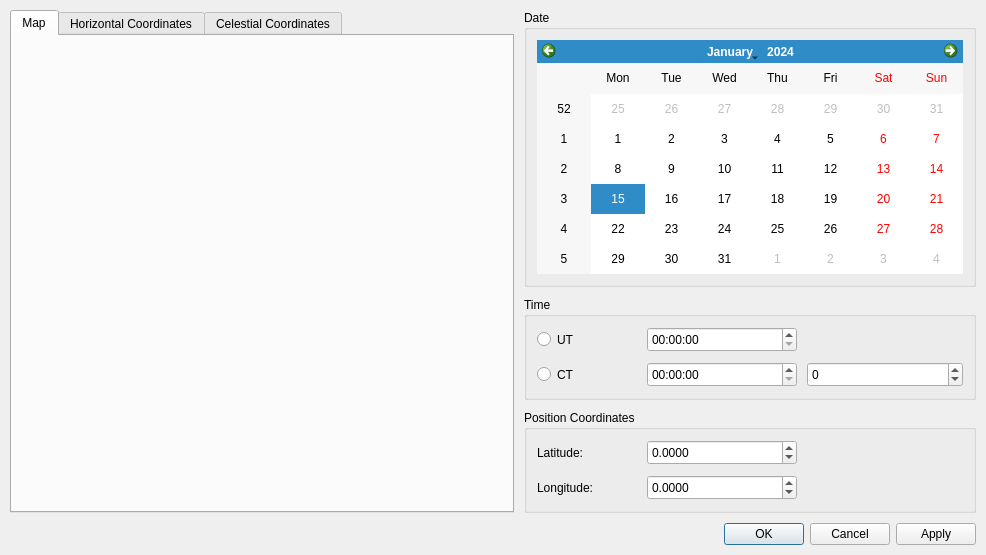
First picture: the form in source/application/calculator/SunCalculatorDialog.ui, repository CST-Modelling-Tools/TonatiuhPP, before the edit.
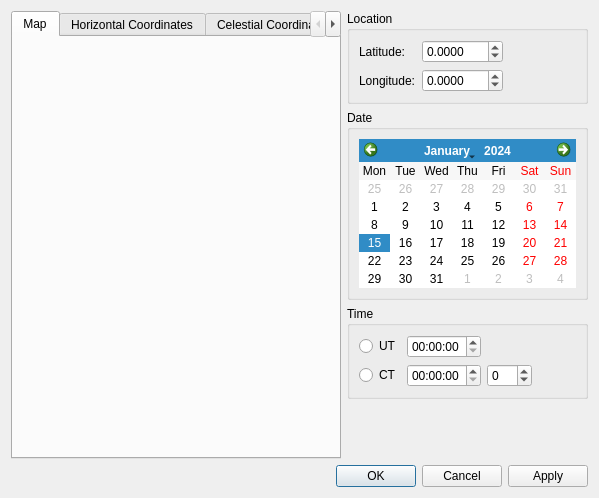
Second picture: the form after the edit. Custom widgets are drawn as their Qt base class.

Commit message: Sun Position Dialog remastered

What changed in the file:
```diff
--- a/source/application/calculator/SunCalculatorDialog.ui
+++ b/source/application/calculator/SunCalculatorDialog.ui
@@ -1,329 +1,56 @@
 <?xml version="1.0" encoding="UTF-8"?>
 <ui version="4.0">
- <class>SunPositionCalculatorDialog</class>
- <widget class="QDialog" name="SunPositionCalculatorDialog">
+ <class>SunCalculatorDialog</class>
+ <widget class="QDialog" name="SunCalculatorDialog">
   <property name="geometry">
    <rect>
     <x>0</x>
     <y>0</y>
-    <width>986</width>
-    <height>555</height>
+    <width>599</width>
+    <height>498</height>
    </rect>
   </property>
   <property name="windowTitle">
    <string>Sun Position Calculator</string>
   </property>
-  <layout class="QVBoxLayout" name="mainLayout">
-   <property name="spacing">
-    <number>10</number>
-   </property>
-   <property name="leftMargin">
-    <number>10</number>
-   </property>
-   <property name="topMargin">
-    <number>10</number>
-   </property>
-   <property name="rightMargin">
-    <number>10</number>
-   </property>
-   <property name="bottomMargin">
-    <number>10</number>
-   </property>
+  <layout class="QVBoxLayout" name="verticalLayout_2">
    <item>
-    <widget class="QWidget" name="mainWidget" native="true">
-     <layout class="QHBoxLayout" name="mainWidgetLayout">
-      <property name="spacing">
-       <number>10</number>
-      </property>
-      <property name="leftMargin">
-       <number>0</number>
-      </property>
-      <property name="topMargin">
-       <number>0</number>
-      </property>
-      <property name="rightMargin">
-       <number>0</number>
-      </property>
-      <property name="bottomMargin">
-       <number>0</number>
-      </property>
+    <layout class="QHBoxLayout" name="horizontalLayout" stretch="1,0">
       <item>
        <widget class="QTabWidget" name="viewMap">
         <property name="currentIndex">
          <number>0</number>
         </property>
-        <widget class="QWidget" name="mapTab">
-         <attribute name="title">
-          <string>Map</string>
-         </attribute>
-         <layout class="QVBoxLayout" name="mapTabLayout">
-          <property name="spacing">
-           <number>10</number>
-          </property>
-          <property name="leftMargin">
-           <number>0</number>
-          </property>
-          <property name="topMargin">
-           <number>0</number>
-          </property>
-          <property name="rightMargin">
-           <number>0</number>
-          </property>
-          <property name="bottomMargin">
-           <number>0</number>
-          </property>
-          <item>
-           <widget class="WorldMap" name="worldMap" native="true">
-            <property name="sizePolicy">
-             <sizepolicy hsizetype="Fixed" vsizetype="Preferred">
-              <horstretch>0</horstretch>
-              <verstretch>0</verstretch>
-             </sizepolicy>
-            </property>
-            <property name="minimumSize">
-             <size>
-              <width>500</width>
-              <height>0</height>
-             </size>
-            </property>
+       <widget class="WorldMap" name="worldMap">
             <property name="mouseTracking">
              <bool>true</bool>
             </property>
-           </widget>
-          </item>
-         </layout>
-        </widget>
-        <widget class="QWidget" name="horizontalTab">
+        <attribute name="title">
+         <string>Map</string>
+        </attribute>
+       </widget>
+       <widget class="HorizontalWidget" name="horizontalWidget">
          <attribute name="title">
           <string>Horizontal Coordinates</string>
          </attribute>
-         <layout class="QVBoxLayout" name="verticalLayout">
-          <property name="spacing">
-           <number>10</number>
-          </property>
-          <property name="leftMargin">
-           <number>0</number>
-          </property>
-          <property name="topMargin">
-           <number>0</number>
-          </property>
-          <property name="rightMargin">
-           <number>0</number>
-          </property>
-          <property name="bottomMargin">
-           <number>0</number>
-          </property>
-          <item>
-           <widget class="HorizontalWidget" name="horizontalWidget" native="true"/>
-          </item>
-         </layout>
-        </widget>
-        <widget class="QWidget" name="celestialTab">
+       </widget>
+       <widget class="CelestialWidget" name="celestialWidget">
          <attribute name="title">
           <string>Celestial Coordinates</string>
          </attribute>
-         <layout class="QVBoxLayout" name="celestialTab_2">
-          <property name="spacing">
-           <number>10</number>
-          </property>
-          <property name="leftMargin">
-           <number>0</number>
-          </property>
-          <property name="topMargin">
-           <number>0</number>
-          </property>
-          <property name="rightMargin">
-           <number>0</number>
-          </property>
-          <property name="bottomMargin">
-           <number>0</number>
-          </property>
-          <item>
-           <widget class="CelestialWidget" name="celestialWidget" native="true"/>
-          </item>
-         </layout>
         </widget>
        </widget>
       </item>
       <item>
-       <widget class="QWidget" name="parametersWidget" native="true">
-        <layout class="QVBoxLayout" name="parametersLayout">
-         <property name="spacing">
-          <number>10</number>
-         </property>
-         <property name="leftMargin">
-          <number>0</number>
-         </property>
-         <property name="topMargin">
-          <number>0</number>
-         </property>
-         <property name="rightMargin">
-          <number>0</number>
-         </property>
-         <property name="bottomMargin">
-          <number>0</number>
-         </property>
-         <item>
-          <widget class="QGroupBox" name="dateGroup">
-           <property name="title">
-            <string>Date</string>
-           </property>
-           <layout class="QVBoxLayout" name="dateGroupLayout">
-            <property name="spacing">
-             <number>10</number>
-            </property>
-            <property name="leftMargin">
-             <number>10</number>
-            </property>
-            <property name="topMargin">
-             <number>10</number>
-            </property>
-            <property name="rightMargin">
-             <number>10</number>
-            </property>
-            <property name="bottomMargin">
-             <number>10</number>
-            </property>
-            <item>
-             <widget class="QCalendarWidget" name="calendarWidget"/>
-            </item>
-           </layout>
-          </widget>
-         </item>
-         <item>
-          <widget class="QGroupBox" name="timeGroup">
-           <property name="title">
-            <string>Time</string>
-           </property>
-           <layout class="QGridLayout" name="timeGroupLayout">
-            <property name="leftMargin">
-             <number>10</number>
-            </property>
-            <property name="topMargin">
-             <number>10</number>
-            </property>
-            <property name="rightMargin">
-             <number>10</number>
-            </property>
-            <property name="bottomMargin">
-             <number>10</number>
-            </property>
-            <property name="spacing">
-             <number>10</number>
-            </property>
-            <item row="0" column="0">
-             <widget class="QRadioButton" name="utRadio">
-              <property name="minimumSize">
-               <size>
-                <width>100</width>
-                <height>25</height>
-               </size>
-              </property>
-              <property name="text">
-               <string>UT</string>
-              </property>
-             </widget>
-            </item>
-            <item row="1" column="0">
-             <widget class="QRadioButton" name="ctRadio">
-              <property name="minimumSize">
-               <size>
-                <width>100</width>
-                <height>25</height>
-               </size>
-              </property>
-              <property name="text">
-               <string>CT</string>
-              </property>
-             </widget>
-            </item>
-            <item row="0" column="1">
-             <widget class="QTimeEdit" name="utTime">
-              <property name="minimumSize">
-               <size>
-                <width>150</width>
-                <height>25</height>
-               </size>
-              </property>
-             </widget>
-            </item>
-            <item row="1" column="1">
-             <widget class="QTimeEdit" name="ctTime">
-              <property name="minimumSize">
-               <size>
-                <width>150</width>
-                <height>25</height>
-               </size>
-              </property>
-             </widget>
-            </item>
-            <item row="1" column="2">
-             <widget class="QSpinBox" name="zoneSpin">
-              <property name="sizePolicy">
-               <sizepolicy hsizetype="MinimumExpanding" vsizetype="Fixed">
-                <horstretch>0</horstretch>
-                <verstretch>0</verstretch>
-               </sizepolicy>
-              </property>
-              <property name="minimumSize">
-               <size>
-                <width>100</width>
-                <height>25</height>
-               </size>
-              </property>
-              <property name="minimum">
-               <number>-12</number>
-              </property>
-              <property name="maximum">
-               <number>12</number>
-              </property>
-             </widget>
-            </item>
-           </layout>
-          </widget>
-         </item>
+      <layout class="QVBoxLayout" name="verticalLayout_3">
          <item>
           <widget class="QGroupBox" name="positionGroup">
            <property name="title">
-            <string>Position Coordinates</string>
+          <string>Location</string>
            </property>
            <layout class="QGridLayout" name="positionLayout">
-            <property name="leftMargin">
-             <number>10</number>
-            </property>
-            <property name="topMargin">
-             <number>10</number>
-            </property>
-            <property name="rightMargin">
-             <number>10</number>
-            </property>
-            <property name="bottomMargin">
-             <number>10</number>
-            </property>
-            <property name="spacing">
-             <number>10</number>
-            </property>
-            <item row="0" column="0">
-             <widget class="QLabel" name="latitudeLabel">
-              <property name="minimumSize">
-               <size>
-                <width>100</width>
-                <height>25</height>
-               </size>
-              </property>
-              <property name="text">
-               <string>Latitude:</string>
-              </property>
-             </widget>
-            </item>
             <item row="1" column="0">
              <widget class="QLabel" name="longitudeLabel">
-              <property name="minimumSize">
-               <size>
-                <width>100</width>
-                <height>25</height>
-               </size>
-              </property>
               <property name="text">
                <string>Longitude:</string>
               </property>
@@ -331,12 +58,6 @@
             </item>
             <item row="0" column="1">
              <widget class="QDoubleSpinBox" name="latitudeSpin">
-              <property name="minimumSize">
-               <size>
-                <width>150</width>
-                <height>25</height>
-               </size>
-              </property>
               <property name="decimals">
                <number>4</number>
               </property>
@@ -348,14 +69,15 @@
               </property>
              </widget>
             </item>
+          <item row="0" column="0">
+           <widget class="QLabel" name="latitudeLabel">
+            <property name="text">
+             <string>Latitude:</string>
+            </property>
+           </widget>
+          </item>
             <item row="1" column="1">
              <widget class="QDoubleSpinBox" name="longitudeSpin">
-              <property name="minimumSize">
-               <size>
-                <width>150</width>
-                <height>25</height>
-               </size>
-              </property>
               <property name="decimals">
                <number>4</number>
               </property>
@@ -386,17 +108,113 @@
            </layout>
           </widget>
          </item>
+       <item>
+        <widget class="QGroupBox" name="dateGroup">
+         <property name="title">
+          <string>Date</string>
+         </property>
+         <layout class="QVBoxLayout" name="dateGroupLayout">
+          <item>
+           <widget class="QCalendarWidget" name="calendarWidget">
+            <property name="verticalHeaderFormat">
+             <enum>QCalendarWidget::NoVerticalHeader</enum>
+            </property>
+           </widget>
+          </item>
         </layout>
        </widget>
       </item>
-     </layout>
-    </widget>
+       <item>
+        <widget class="QGroupBox" name="timeGroup">
+         <property name="title">
+          <string>Time</string>
+         </property>
+         <layout class="QGridLayout" name="timeGroupLayout">
+          <item row="0" column="0">
+           <widget class="QRadioButton" name="utRadio">
+            <property name="text">
+             <string>UT</string>
+            </property>
+           </widget>
+          </item>
+          <item row="0" column="1">
+           <widget class="QTimeEdit" name="utTime">
+            <property name="sizePolicy">
+             <sizepolicy hsizetype="Expanding" vsizetype="Fixed">
+              <horstretch>0</horstretch>
+              <verstretch>0</verstretch>
+             </sizepolicy>
+            </property>
+            <property name="displayFormat">
+             <string>HH:mm:ss</string>
+            </property>
+           </widget>
+          </item>
+          <item row="1" column="1">
+           <widget class="QTimeEdit" name="ctTime">
+            <property name="showGroupSeparator" stdset="0">
+             <bool>false</bool>
+            </property>
+            <property name="currentSection">
+             <enum>QDateTimeEdit::HourSection</enum>
+            </property>
+            <property name="displayFormat">
+             <string>HH:mm:ss</string>
+            </property>
+           </widget>
+          </item>
+          <item row="1" column="0">
+           <widget class="QRadioButton" name="ctRadio">
+            <property name="text">
+             <string>CT</string>
+            </property>
+           </widget>
+          </item>
+          <item row="1" column="2">
+           <widget class="QSpinBox" name="zoneSpin">
+            <property name="minimum">
+             <number>-12</number>
+            </property>
+            <property name="maximum">
+             <number>12</number>
+            </property>
+           </widget>
+          </item>
+          <item row="1" column="3">
+           <spacer name="horizontalSpacer_2">
+            <property name="orientation">
+             <enum>Qt::Horizontal</enum>
+            </property>
+            <property name="sizeHint" stdset="0">
+             <size>
+              <width>40</width>
+              <height>20</height>
+             </size>
+            </property>
+           </spacer>
+          </item>
+         </layout>
+        </widget>
+       </item>
+       <item>
+        <spacer name="verticalSpacer">
+         <property name="orientation">
+          <enum>Qt::Vertical</enum>
+         </property>
+         <property name="sizeHint" stdset="0">
+          <size>
+           <width>20</width>
+           <height>40</height>
+          </size>
+         </property>
+        </spacer>
+       </item>
+      </layout>
+     </item>
+    </layout>
    </item>
    <item>
     <widget class="QDialogButtonBox" name="buttonBox">
-     <property name="orientation">
-      <enum>Qt::Horizontal</enum>
-     </property>
      <property name="standardButtons">
       <set>QDialogButtonBox::Apply|QDialogButtonBox::Cancel|QDialogButtonBox::Ok</set>
      </property>
```
Left out of the diff: 4 changed lines with no effect on the pictures. Lines whose indentation alone changed are shown as unchanged. The commit also changes 20 other files.
